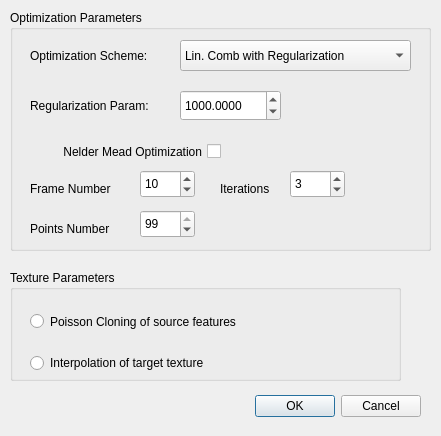
Before: the Qt Designer form qt_gl/view/settingsDialog.ui in dem42/exp_tran, drawn with Qt 5.
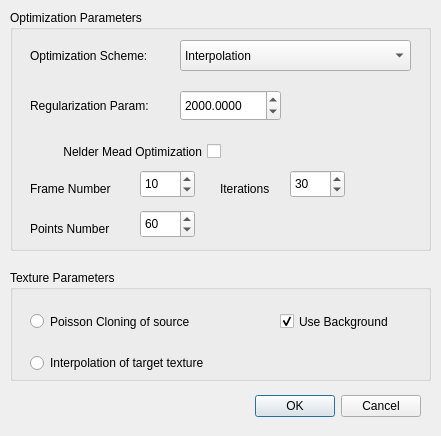
After: the same form once the commit is applied.

Patch:
```diff
--- a/qt_gl/view/settingsDialog.ui
+++ b/qt_gl/view/settingsDialog.ui
@@ -94,7 +94,7 @@
     </property>
     <item>
      <property name="text">
-      <string>Lin. Comb with Regularization</string>
+      <string>Interpolation</string>
      </property>
     </item>
     <item>
@@ -119,7 +119,7 @@
      <double>10000.989999999999782</double>
     </property>
     <property name="value">
-     <double>1000.000000000000000</double>
+     <double>2000.000000000000000</double>
     </property>
    </widget>
    <widget class="QLabel" name="label_3">
@@ -158,7 +158,7 @@
      </rect>
     </property>
     <property name="value">
-     <number>3</number>
+     <number>30</number>
     </property>
    </widget>
    <widget class="QLabel" name="label_4">
@@ -196,8 +196,11 @@
       <height>28</height>
      </rect>
     </property>
+    <property name="maximum">
+     <number>1000</number>
+    </property>
     <property name="value">
-     <number>99</number>
+     <number>60</number>
     </property>
    </widget>
   </widget>
@@ -206,7 +209,7 @@
     <rect>
      <x>10</x>
      <y>270</y>
-     <width>391</width>
+     <width>421</width>
      <height>111</height>
     </rect>
    </property>
@@ -226,7 +229,7 @@
      <enum>Qt::LeftToRight</enum>
     </property>
     <property name="text">
-     <string>Poisson Cloning of source features</string>
+     <string>Poisson Cloning of source</string>
     </property>
    </widget>
    <widget class="QRadioButton" name="interpolate">
@@ -245,6 +248,22 @@
      <string>Interpolation of target texture     </string>
     </property>
    </widget>
+   <widget class="QCheckBox" name="background">
+    <property name="geometry">
+     <rect>
+      <x>270</x>
+      <y>40</y>
+      <width>141</width>
+      <height>23</height>
+     </rect>
+    </property>
+    <property name="text">
+     <string>Use Background</string>
+    </property>
+    <property name="checked">
+     <bool>true</bool>
+    </property>
+   </widget>
   </widget>
  </widget>
  <resources/>
```
Left out of the diff: 2 changed lines with no effect on the pictures.
